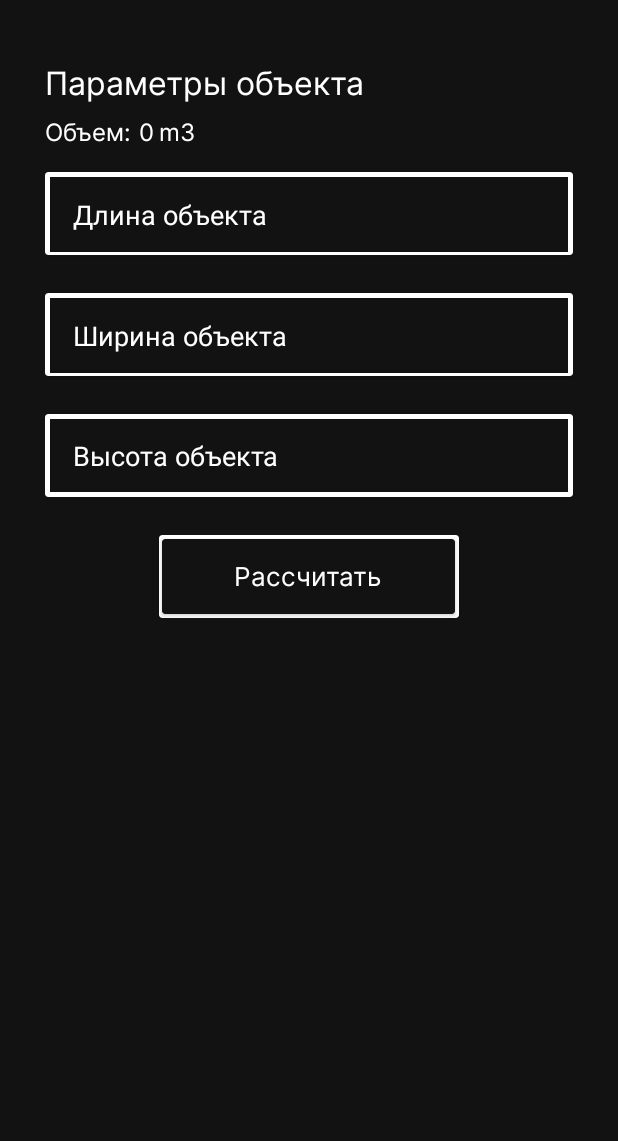
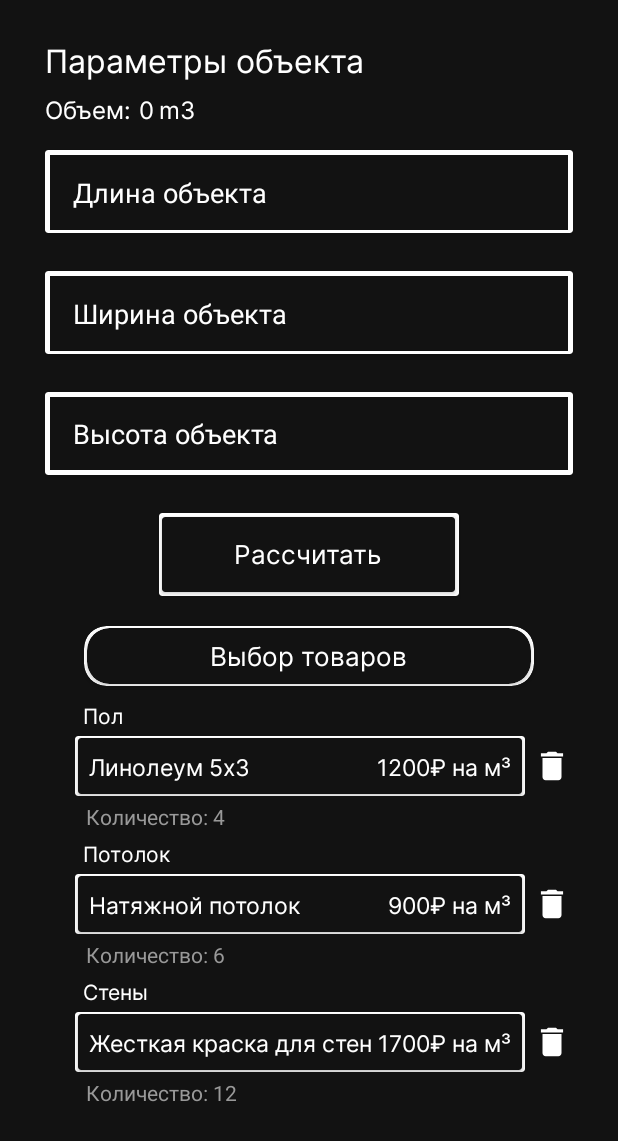
Before and after one commit to ilyastoletov/Object-Calculator, an Android app: the screen it shows after launch (MainActivity), on a phone screen of 412 x 824 dp. Shown: the top 1141 px of the screen. Run offline under Robolectric (Android 15) with nearby library versions, the phone set to English and light mode, and no system bars.

Commit message:
Still making main screen layout

```diff
--- a/app/build.gradle
+++ b/app/build.gradle
@@ -5,7 +5,7 @@ plugins {
 
 android {
     namespace 'com.sausagecorp.objectcalculator'
-    compileSdk 32
+    compileSdk 33
 
     defaultConfig {
         applicationId "com.sausagecorp.objectcalculator"
--- /dev/null
+++ b/app/src/main/java/com/sausagecorp/objectcalculator/presentation/adapters/ProductsAdapter.kt
@@ -0,0 +1,32 @@
+package com.sausagecorp.objectcalculator.presentation.adapters
+
+import android.view.LayoutInflater
+import android.view.View
+import android.view.ViewGroup
+import androidx.recyclerview.widget.RecyclerView
+import com.sausagecorp.objectcalculator.databinding.ProductItemBinding
+import com.sausagecorp.objectcalculator.presentation.models.ProductsModel
+
+class ProductsAdapter(val productsList: ArrayList<ProductsModel>) : RecyclerView.Adapter<ProductsAdapter.ProductHolder>() {
+
+    inner class ProductHolder(v: View, binding: ProductItemBinding) : RecyclerView.ViewHolder(v) {
+        val categoryName = binding.categoryNameText
+        val productName = binding.procuctName
+        val price = binding.productPrice
+        val count = binding.productsCount
+    }
+
+    override fun onCreateViewHolder(parent: ViewGroup, viewType: Int): ProductHolder {
+        val binding = ProductItemBinding.inflate(LayoutInflater.from(parent.context))
+        return ProductHolder(binding.root, binding)
+    }
+
+    override fun onBindViewHolder(holder: ProductHolder, position: Int) {
+        holder.categoryName.text = productsList[position].categoryName
+        holder.productName.text = productsList[position].productName
+        holder.price.text = productsList[position].productPrice.toString() + "₽ на м³"
+        holder.count.text = "Количество: " + productsList[position].productsCount.toString()
+    }
+
+    override fun getItemCount(): Int = productsList.size
+}
--- /dev/null
+++ b/app/src/main/java/com/sausagecorp/objectcalculator/presentation/models/ProductsModel.kt
@@ -0,0 +1,8 @@
+package com.sausagecorp.objectcalculator.presentation.models
+
+data class ProductsModel(
+    val categoryName: String,
+    val productName: String,
+    val productPrice: Int,
+    val productsCount: Int
+)
--- a/app/src/main/java/com/sausagecorp/objectcalculator/presentation/screens/main/MainFragment.kt
+++ b/app/src/main/java/com/sausagecorp/objectcalculator/presentation/screens/main/MainFragment.kt
@@ -6,7 +6,10 @@ import android.view.LayoutInflater
 import android.view.View
 import android.view.ViewGroup
 import androidx.fragment.app.viewModels
+import androidx.recyclerview.widget.LinearLayoutManager
 import com.sausagecorp.objectcalculator.databinding.FragmentMainBinding
+import com.sausagecorp.objectcalculator.presentation.adapters.ProductsAdapter
+import com.sausagecorp.objectcalculator.presentation.models.ProductsModel
 
 class MainFragment : Fragment() {
 
@@ -21,6 +24,7 @@ class MainFragment : Fragment() {
     override fun onViewCreated(view: View, savedInstanceState: Bundle?) {
         super.onViewCreated(view, savedInstanceState)
         initCountButton()
+        initProductsRv()
         viewModel.objectVolume.observe(viewLifecycleOwner) {
             binding.volumeTextView.text = it.toString()
         }
@@ -35,4 +39,18 @@ class MainFragment : Fragment() {
         )
     }
 
+    private fun initProductsRv() {
+        val productsList: ArrayList<ProductsModel> = arrayListOf(
+            ProductsModel("Пол", "Линолеум 5х3", 1200, 4),
+            ProductsModel("Потолок", "Натяжной потолок", 900, 6),
+            ProductsModel("Стены", "Жесткая краска для стен", 1700, 12),
+        )
+        val adapterProducts = ProductsAdapter(productsList)
+        val rv = binding.productsRv
+        rv.apply {
+            adapter = adapterProducts
+            layoutManager = LinearLayoutManager(context)
+        }
+    }
+
 }
--- /dev/null
+++ b/app/src/main/res/drawable/ic_baseline_delete_24.xml
@@ -0,0 +1,5 @@
+<vector android:height="24dp" android:tint="#FFFFFF"
+    android:viewportHeight="24" android:viewportWidth="24"
+    android:width="24dp" xmlns:android="http://schemas.android.com/apk/res/android">
+    <path android:fillColor="@android:color/white" android:pathData="M6,19c0,1.1 0.9,2 2,2h8c1.1,0 2,-0.9 2,-2V7H6v12zM19,4h-3.5l-1,-1h-5l-1,1H5v2h14V4z"/>
+</vector>
--- a/app/src/main/res/layout/fragment_main.xml
+++ b/app/src/main/res/layout/fragment_main.xml
@@ -11,7 +11,7 @@
         android:layout_width="match_parent"
         android:layout_height="wrap_content"
         android:paddingStart="30dp"
-        android:paddingTop="40dp"
+        android:paddingTop="25dp"
         android:paddingEnd="30dp"
         android:orientation="vertical">
 
@@ -153,6 +153,39 @@
 
         </androidx.cardview.widget.CardView>
 
+        <androidx.cardview.widget.CardView
+            android:layout_width="300dp"
+            android:layout_height="40dp"
+            android:layout_gravity="center"
+            android:layout_marginTop="20dp"
+            app:cardCornerRadius="15dp">
+
+        <androidx.cardview.widget.CardView
+            android:layout_height="37dp"
+            android:layout_width="296dp"
+            app:cardBackgroundColor="@color/grey_main"
+            android:layout_gravity="center"
+            app:cardCornerRadius="15dp">
+
+            <TextView
+                android:layout_width="wrap_content"
+                android:layout_height="wrap_content"
+                android:text="Выбор товаров"
+                android:textColor="@color/white"
+                android:fontFamily="@font/regular"
+                android:textSize="17sp"
+                android:layout_gravity="center"/>
+
+
+        </androidx.cardview.widget.CardView>
+
+        </androidx.cardview.widget.CardView>
+
+        <androidx.recyclerview.widget.RecyclerView
+            android:id="@+id/products_rv"
+            android:layout_marginTop="10dp"
+            android:layout_width="match_parent"
+            android:layout_height="match_parent"/>
 
     </LinearLayout>
 
--- /dev/null
+++ b/app/src/main/res/layout/product_item.xml
@@ -0,0 +1,91 @@
+<?xml version="1.0" encoding="utf-8"?>
+<LinearLayout xmlns:android="http://schemas.android.com/apk/res/android"
+    xmlns:app="http://schemas.android.com/apk/res-auto"
+    android:orientation="vertical"
+    android:layout_width="wrap_content"
+    android:layout_height="wrap_content"
+    android:paddingStart="20dp"
+    android:paddingBottom="5dp">
+
+    <TextView
+        android:id="@+id/category_name_text"
+        android:layout_width="wrap_content"
+        android:layout_height="wrap_content"
+        android:text="Пол"
+        android:fontFamily="@font/regular"
+        android:textColor="@color/white"
+        android:layout_marginStart="5dp"
+        android:layout_marginBottom="3dp"
+        android:textSize="14sp"/>
+
+    <LinearLayout
+        android:layout_width="wrap_content"
+        android:layout_height="wrap_content"
+        android:orientation="horizontal">
+
+        <androidx.cardview.widget.CardView
+            android:layout_width="300dp"
+            android:layout_height="40dp">
+
+        <androidx.cardview.widget.CardView
+            android:layout_height="37dp"
+            android:layout_width="296dp"
+            android:layout_gravity="center"
+            app:cardBackgroundColor="@color/grey_main">
+
+        <RelativeLayout
+            android:layout_width="wrap_content"
+            android:layout_height="wrap_content">
+
+            <TextView
+                android:id="@+id/procuct_name"
+                android:layout_width="wrap_content"
+                android:layout_height="wrap_content"
+                android:text="Линолеум"
+                android:maxLength="30"
+                android:textColor="@color/white"
+                android:fontFamily="@font/regular"
+                android:textSize="15sp"
+                android:paddingTop="8dp"
+                android:paddingStart="7dp"
+                />
+
+            <TextView
+                android:id="@+id/product_price"
+                android:layout_width="wrap_content"
+                android:layout_height="wrap_content"
+                android:text="₽ на м³"
+                android:textColor="@color/white"
+                android:fontFamily="@font/regular"
+                android:textSize="15sp"
+                android:paddingTop="8dp"
+                android:paddingEnd="7dp"
+                android:layout_alignParentEnd="true"
+                />
+
+        </RelativeLayout>
+
+        </androidx.cardview.widget.CardView>
+
+    </androidx.cardview.widget.CardView>
+
+        <ImageView
+            android:layout_width="25dp"
+            android:layout_height="25dp"
+            android:src="@drawable/ic_baseline_delete_24"
+            android:layout_marginTop="7dp"
+            android:layout_marginStart="5dp"/>
+
+    </LinearLayout>
+
+    <TextView
+        android:id="@+id/products_count"
+        android:layout_width="wrap_content"
+        android:layout_height="wrap_content"
+        android:text="Количество:"
+        android:textColor="@color/text_color"
+        android:layout_marginStart="7dp"
+        android:layout_marginTop="4dp"
+        />
+
+</LinearLayout>
--- a/app/src/main/res/values/colors.xml
+++ b/app/src/main/res/values/colors.xml
@@ -3,4 +3,5 @@
     <color name="black">#FF000000</color>
     <color name="white">#FFFFFFFF</color>
     <color name="grey_main">#121212</color>
+    <color name="text_color">#999</color>
 </resources>
```
